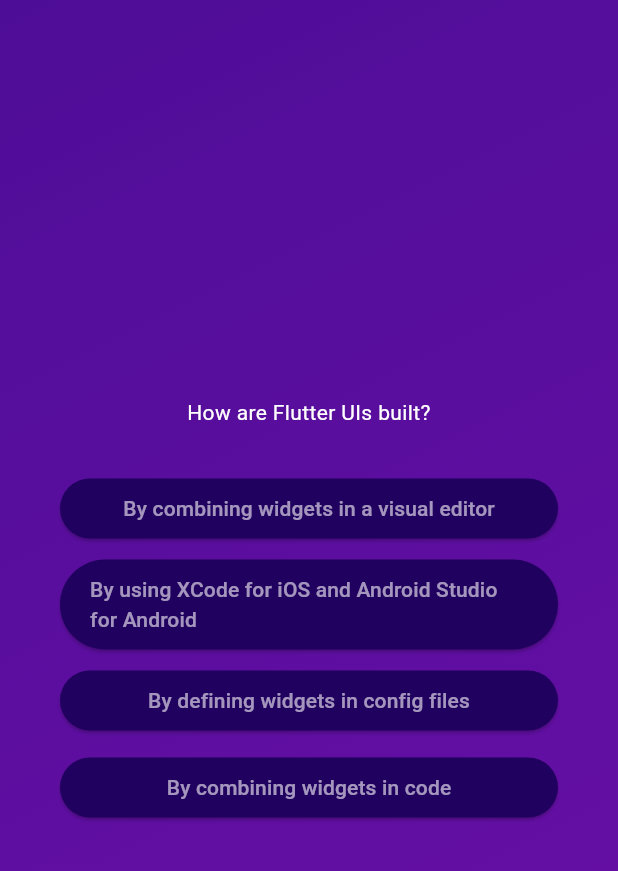
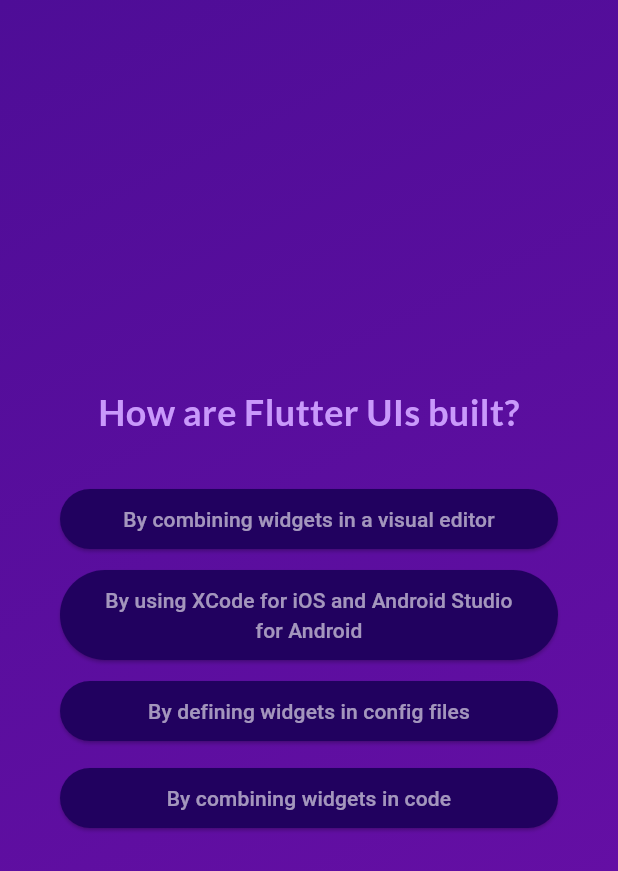
Before and after one commit to Yohannes-F21/flutter_quizz_app, a Flutter app: the screen it shows after launch, after a tap on "Start Quiz", after a tap on "Components", on a phone screen of 412 x 824 dp. Shown: the top 871 px of the screen. Run offline on Flutter 3.47's test engine with Material 3 defaults, Android fonts, the phone set to English and light mode, and no system bars; our stand-ins replace google_fonts.

```diff
--- a/lib/answer_button.dart
+++ b/lib/answer_button.dart
@@ -8,23 +8,26 @@ class AnswerButton extends StatelessWidget {
   });
 
   final String answerText;
-  final void Function(String) onTap;
+  final void Function() onTap;
 
   @override
   Widget build(BuildContext context) {
     return ElevatedButton(
-      onPressed: () {
-        onTap(
-          answerText,
-        ); // Call the callback function with the answer text when pressed
-      },
+      // this code is used to pass data from child to parent widget
+      // onPressed: () {
+      //   onTap(
+      //     answerText,
+      //   ); // Call the callback function with the answer text when pressed
+      onPressed:
+          onTap, // Call the callback function with the answer text when pressed
+
       style: ElevatedButton.styleFrom(
         padding: const EdgeInsets.symmetric(vertical: 10, horizontal: 20),
         backgroundColor: const Color.fromARGB(255, 33, 1, 95),
         foregroundColor: const Color.fromARGB(150, 255, 255, 255),
         shape: RoundedRectangleBorder(borderRadius: BorderRadius.circular(40)),
       ),
-      child: Text(answerText),
+      child: Text(answerText, textAlign: TextAlign.center),
     );
   }
 }
--- a/lib/question_screen.dart
+++ b/lib/question_screen.dart
@@ -1,10 +1,12 @@
 import 'package:flutter/material.dart';
 import 'package:quiz_app/answer_button.dart';
-import 'package:quiz_app/answer_comparision_screen.dart';
+
 import 'package:quiz_app/data/questions.dart';
+import 'package:google_fonts/google_fonts.dart';
 
 class QuestionScreen extends StatefulWidget {
-  const QuestionScreen({super.key});
+  const QuestionScreen({super.key, required this.onSelectAnswer});
+  final void Function(String answer) onSelectAnswer;
 
   @override
   State<QuestionScreen> createState() => _QuestionScreenState();
@@ -13,28 +15,13 @@ class QuestionScreen extends StatefulWidget {
 class _QuestionScreenState extends State<QuestionScreen> {
   var currentQuestionIndex = 0;
   var activeScreen = 'question-screen';
-  List<String> clickedAnswer = []; // Store clicked answers if needed
 
   void answerQuestion(String answeredText) {
     setState(() {
-      clickedAnswer.add(answeredText); // Add the clicked answer to the list
+      widget.onSelectAnswer(
+        answeredText,
+      ); // Call the callback with the selected answer
       currentQuestionIndex++;
-
-      if (currentQuestionIndex >= questions.length) {
-        // All questions answered, navigate to comparison screen
-        Navigator.push(
-          context,
-          MaterialPageRoute(
-            builder: (context) => AnswerComparisonScreen(
-              userAnswer: clickedAnswer.last, // Example: last answer
-              correctAnswer:
-                  questions.last.answers[0], // Example: correct answer
-            ),
-          ),
-        );
-      }
-      // If all questions are answered, switch to the answer screen
-      print(clickedAnswer);
     });
   }
 
@@ -45,7 +32,9 @@ class _QuestionScreenState extends State<QuestionScreen> {
       return Container();
     }
     var currentQuestion = questions[currentQuestionIndex];
-    return Container(
+    return SizedBox(
+      width: double.infinity,
+      child: Container(
         margin: const EdgeInsets.all(40),
         child: Column(
           mainAxisAlignment: MainAxisAlignment.center,
@@ -53,7 +42,11 @@ class _QuestionScreenState extends State<QuestionScreen> {
           children: [
             Text(
               currentQuestion.text,
-            style: const TextStyle(color: Colors.white),
+              style: GoogleFonts.lato(
+                color: const Color.fromARGB(255, 201, 153, 251),
+                fontSize: 24,
+                fontWeight: FontWeight.bold,
+              ),
               textAlign: TextAlign.center,
             ),
             SizedBox(height: 30),
@@ -61,11 +54,15 @@ class _QuestionScreenState extends State<QuestionScreen> {
               return Container(
                 margin: const EdgeInsets.only(bottom: 10),
                 // Each answer is wrapped in a Container to provide margin
-              child: AnswerButton(answerText: answer, onTap: answerQuestion),
+                child: AnswerButton(
+                  answerText: answer,
+                  onTap: () => answerQuestion(answer),
+                ),
               );
             }),
           ],
         ),
+      ),
     );
   }
 }
--- a/lib/quiz.dart
+++ b/lib/quiz.dart
@@ -1,6 +1,8 @@
 import 'package:flutter/material.dart';
 import 'package:quiz_app/question_screen.dart';
 import 'package:quiz_app/start_screen.dart';
+import 'package:quiz_app/result_screen.dart';
+import 'package:quiz_app/data/questions.dart';
 
 class Quiz extends StatefulWidget {
   const Quiz({super.key});
@@ -11,14 +13,38 @@ class Quiz extends StatefulWidget {
 
 class _QuizState extends State<Quiz> {
   var activeScreen = 'start-screen';
+  List<String> selectedAnswers = []; // Store clicked answers if needed
   void switchScreen() {
     setState(() {
       activeScreen = 'question-screen';
     });
   }
 
+  void chooseAnswers(answeredText) {
+    // This function is called when an answer is selected
+    // It receives the text of the selected answer
+    // and updates the state accordingly
+
+    selectedAnswers.add(answeredText);
+    // Add the clicked answer to the list
+
+    if (selectedAnswers.length == questions.length) {
+      setState(() {
+        activeScreen = 'result-screen';
+      });
+    }
+  }
+
   @override
   Widget build(BuildContext context) {
+    Widget screenWidget = StartScreen(switchScreen);
+    if (activeScreen == 'question-screen') {
+      screenWidget = QuestionScreen(onSelectAnswer: chooseAnswers);
+    }
+
+    if (activeScreen == 'result-screen') {
+      screenWidget = ResultScreen(userAnswer: selectedAnswers);
+    }
     return MaterialApp(
       title: 'Flutter Demo',
 
@@ -34,11 +60,8 @@ class _QuizState extends State<Quiz> {
               end: Alignment.bottomRight,
             ),
           ),
-          child: Center(
-            child: activeScreen == 'start-screen'
-                ? StartScreen(switchScreen)
-                : const QuestionScreen(),
-          ),
+
+          child: screenWidget,
         ),
       ),
     );
--- a/lib/start_screen.dart
+++ b/lib/start_screen.dart
@@ -6,7 +6,8 @@ class StartScreen extends StatelessWidget {
 
   @override
   Widget build(BuildContext context) {
-    return Column(
+    return Center(
+      child: Column(
         mainAxisAlignment: MainAxisAlignment.center,
         children: [
           Image.asset(
@@ -30,6 +31,7 @@ class StartScreen extends StatelessWidget {
             ),
           ),
         ],
+      ),
     );
   }
 }
--- a/pubspec.yaml
+++ b/pubspec.yaml
@@ -34,6 +34,7 @@ dependencies:
   # The following adds the Cupertino Icons font to your application.
   # Use with the CupertinoIcons class for iOS style icons.
   cupertino_icons: ^1.0.8
+  google_fonts: ^6.2.1
 
 dev_dependencies:
   flutter_test:
```
Also changed, not shown: lib/answer_comparision_screen.dart (deleted, +0 -34 lines), lib/result_screen.dart (added, +26 -0 lines), pubspec.lock, 1 other file. Lines whose indentation alone changed are shown as unchanged.
